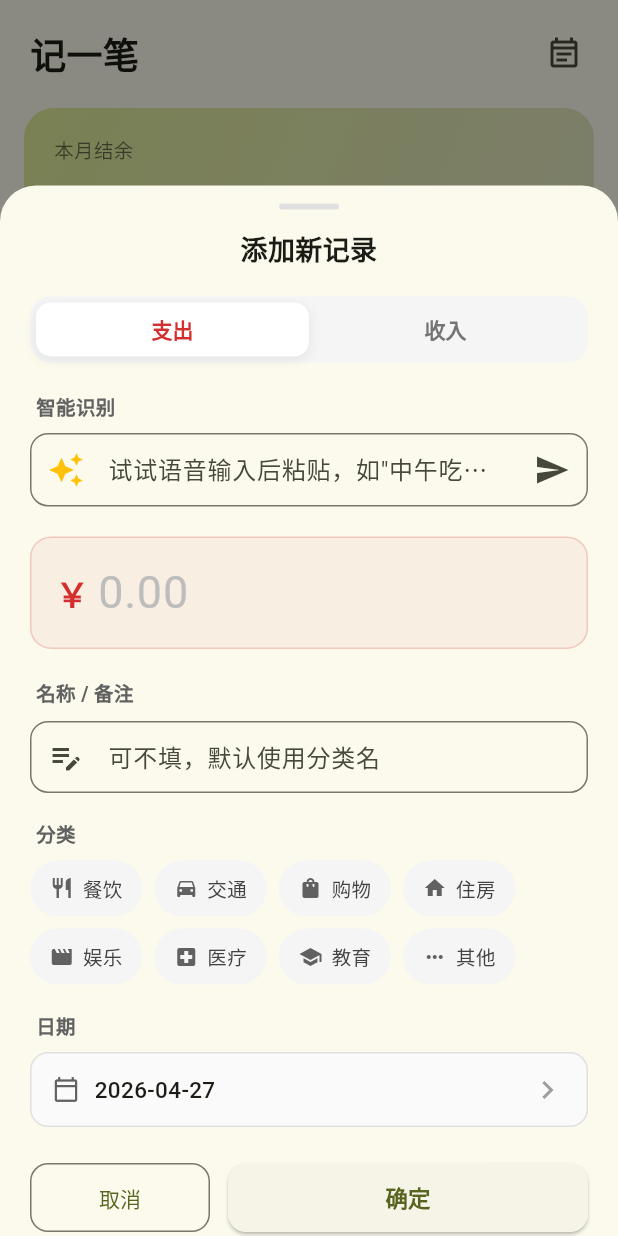
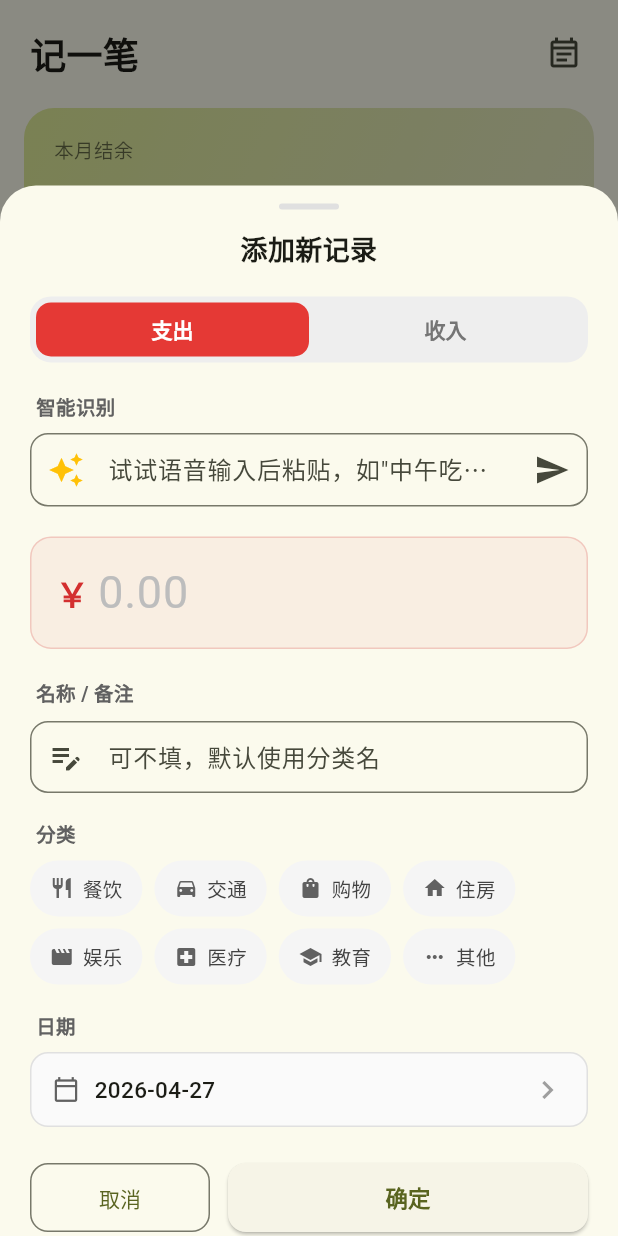
Before and after one commit to yyyywm/PennyTrack, a Flutter app: the screen it shows after launch, after a tap on "本月", after a tap on the "add" icon, on a phone screen of 412 x 824 dp. Run offline on Flutter 3.47's test engine with Material 3 defaults, Android fonts, the phone set to English and light mode, and no system bars; our stand-ins replace dio, shared_preferences; accounts and stored records are empty.

Commit message:
refactor(ui): smooth toggle animation for income/expense selector

```diff
--- a/lib/widgets/add_record_sheet.dart
+++ b/lib/widgets/add_record_sheet.dart
@@ -259,43 +259,34 @@
       height: 44,
       padding: const EdgeInsets.all(4),
       decoration: BoxDecoration(
-        color: Colors.grey[100],
+        color: Colors.grey[200],
         borderRadius: BorderRadius.circular(14),
       ),
-      child: Stack(
+      child: LayoutBuilder(
+        builder: (context, constraints) {
+          final halfWidth = constraints.maxWidth / 2;
+          return Stack(
             children: [
-          // 共享滑块：从左到右平滑滑动，避免两个独立动画互相打架
-          AnimatedAlign(
-            duration: const Duration(milliseconds: 220),
+              AnimatedPositioned(
+                duration: const Duration(milliseconds: 240),
                 curve: Curves.easeOutCubic,
-            alignment:
-                _isIncome ? Alignment.centerRight : Alignment.centerLeft,
-            child: FractionallySizedBox(
-              widthFactor: 0.5,
-              heightFactor: 1.0,
+                left: _isIncome ? halfWidth : 0,
+                top: 0,
+                width: halfWidth,
+                height: constraints.maxHeight,
                 child: Container(
                   decoration: BoxDecoration(
-                  color: Colors.white,
+                    color: _isIncome ? Colors.green[600] : Colors.red[600],
                     borderRadius: BorderRadius.circular(10),
-                  boxShadow: [
-                    BoxShadow(
-                      color: Colors.black.withValues(alpha: 0.08),
-                      blurRadius: 6,
-                      offset: const Offset(0, 2),
-                    ),
-                  ],
                   ),
                 ),
               ),
-          ),
-          // 文字与点击区
               Row(
                 children: [
                   Expanded(
                     child: _toggleSegment(
                       label: '支出',
                       isSelected: !_isIncome,
-                  color: Colors.red[700]!,
                       onTap: () => _setType(false),
                     ),
                   ),
@@ -303,13 +294,14 @@
                     child: _toggleSegment(
                       label: '收入',
                       isSelected: _isIncome,
-                  color: Colors.green[700]!,
                       onTap: () => _setType(true),
                     ),
                   ),
                 ],
               ),
             ],
+          );
+        },
       ),
     );
   }
@@ -317,12 +309,15 @@
   Widget _toggleSegment({
     required String label,
     required bool isSelected,
-    required Color color,
     required VoidCallback onTap,
   }) {
-    return GestureDetector(
+    return Material(
+      color: Colors.transparent,
+      child: InkWell(
         onTap: onTap,
-      behavior: HitTestBehavior.opaque,
+        borderRadius: BorderRadius.circular(10),
+        splashColor: Colors.white.withValues(alpha: 0.25),
+        highlightColor: Colors.white.withValues(alpha: 0.15),
         child: Center(
           child: AnimatedDefaultTextStyle(
             duration: const Duration(milliseconds: 220),
@@ -330,9 +325,10 @@
             style: TextStyle(
               fontSize: 14,
               fontWeight: FontWeight.w600,
-            color: isSelected ? color : Colors.grey[600]!,
+              color: isSelected ? Colors.white : Colors.grey[600],
             ),
             child: Text(label),
+          ),
         ),
       ),
     );
```
Lines whose indentation alone changed are shown as unchanged.
